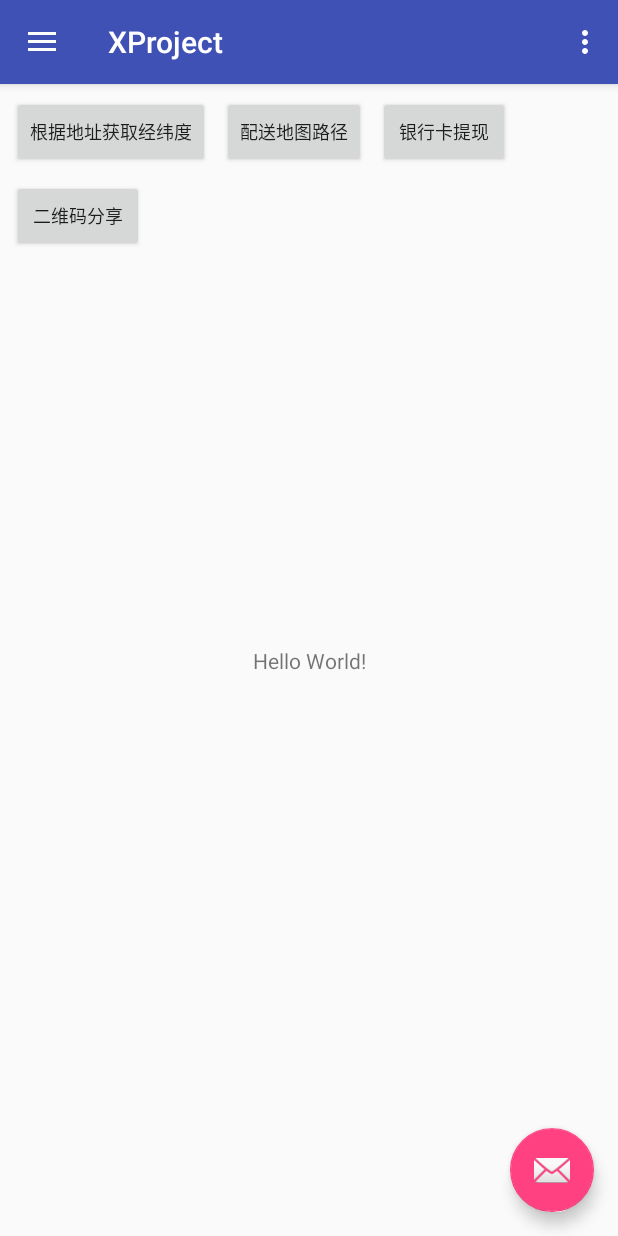
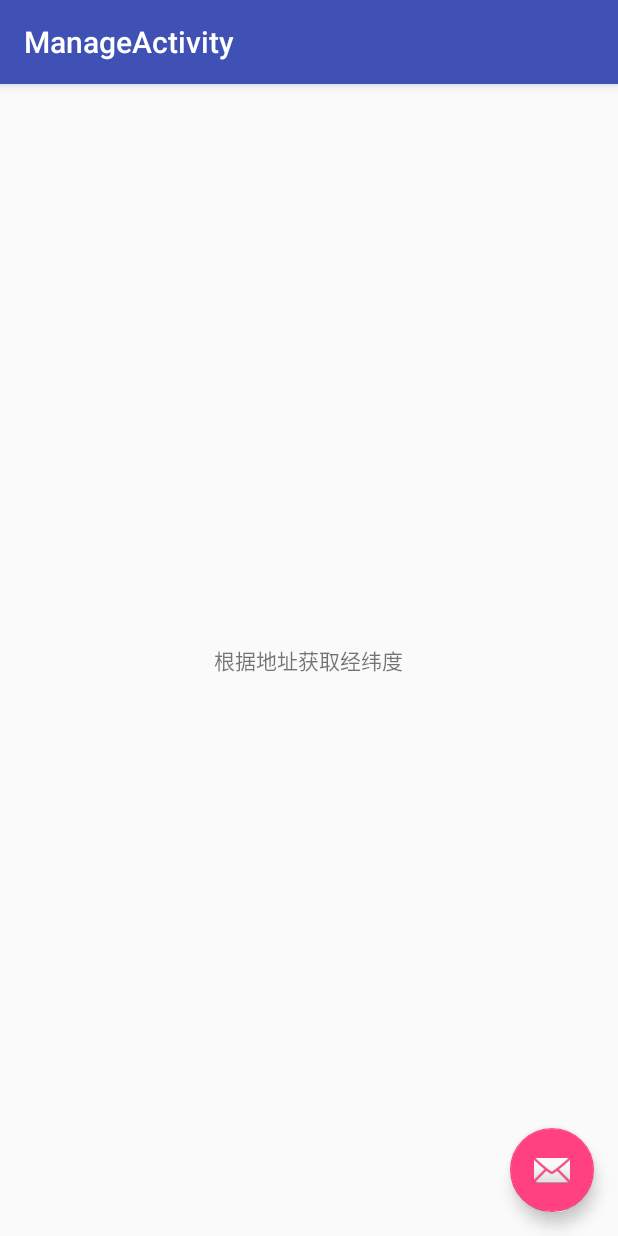
Before and after one commit to frankzhong/XProject, an Android app: the screen it shows after launch (MainActivity before the commit, ManageActivity after it), after a tap on "根据地址获取经纬度", on a phone screen of 412 x 824 dp. Run offline under Robolectric (Android 15) with nearby library versions, the phone set to English and light mode, and no system bars; our stand-ins replace ButterKnife.

Commit message:
添加管理activity

```diff
--- a/app/build.gradle
+++ b/app/build.gradle
@@ -28,6 +28,6 @@ dependencies {
     compile 'com.android.support:design:25.3.1'
     compile 'com.android.support.constraint:constraint-layout:1.0.0-beta4'
     compile 'com.jakewharton:butterknife:8.8.1'
+    testCompile 'junit:junit:4.12'
     annotationProcessor 'com.jakewharton:butterknife-compiler:8.8.1'
-    testCompile 'junit:junit:4.12'
 }
--- a/app/src/main/AndroidManifest.xml
+++ b/app/src/main/AndroidManifest.xml
@@ -19,6 +19,11 @@
                 <category android:name="android.intent.category.LAUNCHER"/>
             </intent-filter>
         </activity>
+        <activity
+            android:name=".ManageActivity"
+            android:label="@string/title_activity_manage"
+            android:theme="@style/AppTheme.NoActionBar">
+        </activity>
     </application>
 
 </manifest>
--- a/app/src/main/java/company/com/xproject/CashFragment.java
+++ b/app/src/main/java/company/com/xproject/CashFragment.java
@@ -6,5 +6,5 @@ import android.support.v4.app.Fragment;
  * Created by zhongchao on 2017/10/30.
  */
 
-public class CashFragment extends Fragment{
+public class CashFragment extends android.app.Fragment{
 }
--- a/app/src/main/java/company/com/xproject/LonLatFragment.java
+++ b/app/src/main/java/company/com/xproject/LonLatFragment.java
@@ -1,10 +1,23 @@
 package company.com.xproject;
 
+import android.os.Bundle;
+import android.support.annotation.Nullable;
 import android.support.v4.app.Fragment;
+import android.view.LayoutInflater;
+import android.view.View;
+import android.view.ViewGroup;
 
 /**
  * Created by zhongchao on 2017/10/30.
  */
 
-public class LonLatFragment extends Fragment{
+public class LonLatFragment extends android.app.Fragment{
+
+    @Nullable
+    @Override
+    public View onCreateView(LayoutInflater inflater, @Nullable ViewGroup container, @Nullable Bundle savedInstanceState) {
+        View view = inflater.inflate(R.layout.fragment_lonlat, container, false);
+
+        return view;
+    }
 }
--- a/app/src/main/java/company/com/xproject/MainActivity.java
+++ b/app/src/main/java/company/com/xproject/MainActivity.java
@@ -1,5 +1,6 @@
 package company.com.xproject;
 
+import android.content.Intent;
 import android.os.Bundle;
 import android.support.design.widget.FloatingActionButton;
 import android.support.design.widget.Snackbar;
@@ -31,8 +32,8 @@ public class MainActivity extends AppCompatActivity
     Button cashView;
     @BindView(R.id.button4)
     Button shareView;
-    FragmentManager fm;
-    FragmentTransaction ft;
+    android.app.FragmentManager fm;
+    android.app.FragmentTransaction ft;
 
     @Override
     protected void onCreate(Bundle savedInstanceState) {
@@ -143,29 +144,41 @@ public class MainActivity extends AppCompatActivity
     }
 
     private void selectFragment(int type){
-        fm = getSupportFragmentManager();
-        ft = fm.beginTransaction();
+//        fm = getFragmentManager();
+//        ft = fm.beginTransaction();
         switch(type){
             case 0:
-                LonLatFragment lonLatFragment = new LonLatFragment();
-                ft.add(R.id.contentlayout, lonLatFragment);
+                Intent i1 = new Intent(MainActivity.this, ManageActivity.class);
+                i1.putExtra(ManageActivity.TYPE, 0);
+                startActivity(i1);
+//                LonLatFragment lonLatFragment = new LonLatFragment();
+//                ft.add(R.id.contentlayout, lonLatFragment);
                 break;
             case 1:
-                SenderFragment senderFragment = new SenderFragment();
-                ft.add(R.id.contentlayout, senderFragment);
+                Intent i2 = new Intent(MainActivity.this, ManageActivity.class);
+                i2.putExtra(ManageActivity.TYPE, 1);
+                startActivity(i2);
+//                SenderFragment senderFragment = new SenderFragment();
+//                ft.add(R.id.contentlayout, senderFragment);
                 break;
             case 2:
-                CashFragment cashFragment = new CashFragment();
-                ft.add(R.id.contentlayout, cashFragment);
+                Intent i3 = new Intent(MainActivity.this, ManageActivity.class);
+                i3.putExtra(ManageActivity.TYPE, 2);
+                startActivity(i3);
+//                CashFragment cashFragment = new CashFragment();
+//                ft.add(R.id.contentlayout, cashFragment);
                 break;
             case 3:
-                ShareFragment shareFragment = new ShareFragment();
-                ft.add(R.id.contentlayout, shareFragment);
+                Intent i4 = new Intent(MainActivity.this, ManageActivity.class);
+                i4.putExtra(ManageActivity.TYPE, 3);
+                startActivity(i4);
+//                ShareFragment shareFragment = new ShareFragment();
+//                ft.add(R.id.contentlayout, shareFragment);
                 break;
             default:
                 break;
         }
-        ft.commit();
+//        ft.commit();
 
 
     }
--- /dev/null
+++ b/app/src/main/java/company/com/xproject/ManageActivity.java
@@ -0,0 +1,49 @@
+package company.com.xproject;
+
+import android.app.Fragment;
+import android.os.Bundle;
+import android.support.design.widget.FloatingActionButton;
+import android.support.design.widget.Snackbar;
+import android.support.v7.app.AppCompatActivity;
+import android.support.v7.widget.Toolbar;
+import android.view.View;
+
+public class ManageActivity extends AppCompatActivity {
+    public static String TYPE = "type";
+
+    @Override
+    protected void onCreate(Bundle savedInstanceState) {
+        super.onCreate(savedInstanceState);
+        setContentView(R.layout.activity_manage);
+        Toolbar toolbar = (Toolbar) findViewById(R.id.toolbar);
+        setSupportActionBar(toolbar);
+
+        FloatingActionButton fab = (FloatingActionButton) findViewById(R.id.fab);
+        fab.setOnClickListener(new View.OnClickListener() {
+            @Override
+            public void onClick(View view) {
+                Snackbar.make(view, "Replace with your own action", Snackbar.LENGTH_LONG)
+                        .setAction("Action", null).show();
+            }
+        });
+
+        int type = getIntent().getIntExtra(TYPE, 0);
+        Fragment fragment = null;
+        switch(type){
+            case 0:
+                fragment = new LonLatFragment();
+                break;
+            case 1:
+                fragment = new SenderFragment();
+                break;
+            case 2:
+                fragment = new CashFragment();
+                break;
+            case 3:
+                fragment = new ShareFragment();
+                break;
+        }
+        getFragmentManager().beginTransaction().add(R.id.contentlayout, fragment).commit();
+    }
+
+}
--- a/app/src/main/java/company/com/xproject/SenderFragment.java
+++ b/app/src/main/java/company/com/xproject/SenderFragment.java
@@ -6,5 +6,5 @@ import android.support.v4.app.Fragment;
  * Created by zhongchao on 2017/10/30.
  */
 
-public class SenderFragment extends Fragment{
+public class SenderFragment extends android.app.Fragment{
 }
--- a/app/src/main/java/company/com/xproject/ShareFragment.java
+++ b/app/src/main/java/company/com/xproject/ShareFragment.java
@@ -6,5 +6,5 @@ import android.support.v4.app.Fragment;
  * Created by zhongchao on 2017/10/30.
  */
 
-public class ShareFragment extends Fragment{
+public class ShareFragment extends android.app.Fragment{
 }
--- /dev/null
+++ b/app/src/main/res/layout/activity_manage.xml
@@ -0,0 +1,34 @@
+<?xml version="1.0" encoding="utf-8"?>
+<android.support.design.widget.CoordinatorLayout
+    xmlns:android="http://schemas.android.com/apk/res/android"
+    xmlns:app="http://schemas.android.com/apk/res-auto"
+    xmlns:tools="http://schemas.android.com/tools"
+    android:layout_width="match_parent"
+    android:layout_height="match_parent"
+    tools:context="company.com.xproject.ManageActivity">
+
+    <android.support.design.widget.AppBarLayout
+        android:layout_width="match_parent"
+        android:layout_height="wrap_content"
+        android:theme="@style/AppTheme.AppBarOverlay">
+
+        <android.support.v7.widget.Toolbar
+            android:id="@+id/toolbar"
+            android:layout_width="match_parent"
+            android:layout_height="?attr/actionBarSize"
+            android:background="?attr/colorPrimary"
+            app:popupTheme="@style/AppTheme.PopupOverlay"/>
+
+    </android.support.design.widget.AppBarLayout>
+
+    <include layout="@layout/content_manage"/>
+
+    <android.support.design.widget.FloatingActionButton
+        android:id="@+id/fab"
+        android:layout_width="wrap_content"
+        android:layout_height="wrap_content"
+        android:layout_gravity="bottom|end"
+        android:layout_margin="@dimen/fab_margin"
+        app:srcCompat="@android:drawable/ic_dialog_email"/>
+
+</android.support.design.widget.CoordinatorLayout>
--- a/app/src/main/res/layout/content_main.xml
+++ b/app/src/main/res/layout/content_main.xml
@@ -3,21 +3,12 @@
     xmlns:android="http://schemas.android.com/apk/res/android"
     xmlns:app="http://schemas.android.com/apk/res-auto"
     xmlns:tools="http://schemas.android.com/tools"
-    android:id="@+id/contentlayout"
     android:layout_width="match_parent"
     android:layout_height="match_parent"
     app:layout_behavior="@string/appbar_scrolling_view_behavior"
     tools:context="company.com.xproject.MainActivity"
     tools:showIn="@layout/app_bar_main">
 
-    <TextView
-        android:layout_width="wrap_content"
-        android:layout_height="wrap_content"
-        android:text="Hello World!"
-        app:layout_constraintBottom_toBottomOf="parent"
-        app:layout_constraintLeft_toLeftOf="parent"
-        app:layout_constraintRight_toRightOf="parent"
-        app:layout_constraintTop_toTopOf="parent"/>
 
     <Button
         android:layout_width="wrap_content"
@@ -28,7 +19,8 @@
         app:layout_constraintTop_toTopOf="parent"
         android:layout_marginTop="8dp"
         android:layout_marginLeft="8dp"
-        app:layout_constraintLeft_toLeftOf="parent"/>
+        app:layout_constraintLeft_toLeftOf="parent"
+        android:layout_marginStart="8dp"/>
 
     <Button
         android:layout_width="wrap_content"
@@ -39,7 +31,8 @@
         android:layout_marginLeft="8dp"
         android:layout_marginTop="8dp"
         app:layout_constraintTop_toTopOf="parent"
-        android:id="@+id/button2"/>
+        android:id="@+id/button2"
+        android:layout_marginStart="8dp"/>
 
     <Button
         android:id="@+id/button3"
@@ -50,7 +43,8 @@
         app:layout_constraintTop_toTopOf="parent"
         android:layout_marginTop="8dp"
         app:layout_constraintLeft_toRightOf="@+id/button2"
-        android:layout_marginLeft="8dp"/>
+        android:layout_marginLeft="8dp"
+        android:layout_marginStart="8dp"/>
 
     <Button
         android:id="@+id/button4"
@@ -61,6 +55,8 @@
         android:layout_marginLeft="8dp"
         app:layout_constraintLeft_toLeftOf="parent"
         android:layout_marginTop="8dp"
-        app:layout_constraintTop_toBottomOf="@+id/button"/>
+        app:layout_constraintTop_toBottomOf="@+id/button"
+        android:layout_marginStart="8dp"/>
+
 
 </android.support.constraint.ConstraintLayout>
--- /dev/null
+++ b/app/src/main/res/layout/content_manage.xml
@@ -0,0 +1,13 @@
+<?xml version="1.0" encoding="utf-8"?>
+<android.support.constraint.ConstraintLayout
+    xmlns:android="http://schemas.android.com/apk/res/android"
+    xmlns:app="http://schemas.android.com/apk/res-auto"
+    xmlns:tools="http://schemas.android.com/tools"
+    android:layout_width="match_parent"
+    android:layout_height="match_parent"
+    android:id="@+id/contentlayout"
+    app:layout_behavior="@string/appbar_scrolling_view_behavior"
+    tools:context="company.com.xproject.ManageActivity"
+    tools:showIn="@layout/activity_manage">
+
+</android.support.constraint.ConstraintLayout>
--- /dev/null
+++ b/app/src/main/res/layout/fragment_lonlat.xml
@@ -0,0 +1,12 @@
+<?xml version="1.0" encoding="utf-8"?>
+<LinearLayout xmlns:android="http://schemas.android.com/apk/res/android"
+              android:orientation="vertical"
+              android:layout_width="match_parent"
+              android:gravity="center"
+              android:layout_height="match_parent">
+
+    <TextView
+        android:layout_width="wrap_content"
+        android:layout_height="wrap_content"
+        android:text="根据地址获取经纬度"/>
+</LinearLayout>
--- a/app/src/main/res/values/strings.xml
+++ b/app/src/main/res/values/strings.xml
@@ -5,4 +5,5 @@
     <string name="navigation_drawer_close">Close navigation drawer</string>
 
     <string name="action_settings">Settings</string>
+    <string name="title_activity_manage">ManageActivity</string>
 </resources>
--- a/build.gradle
+++ b/build.gradle
@@ -5,7 +5,7 @@ buildscript {
         jcenter()
     }
     dependencies {
-        classpath 'com.android.tools.build:gradle:2.3.1'
+        classpath 'com.android.tools.build:gradle:2.3.3'
 
         // NOTE: Do not place your application dependencies here; they belong
         // in the individual module build.gradle files
```
